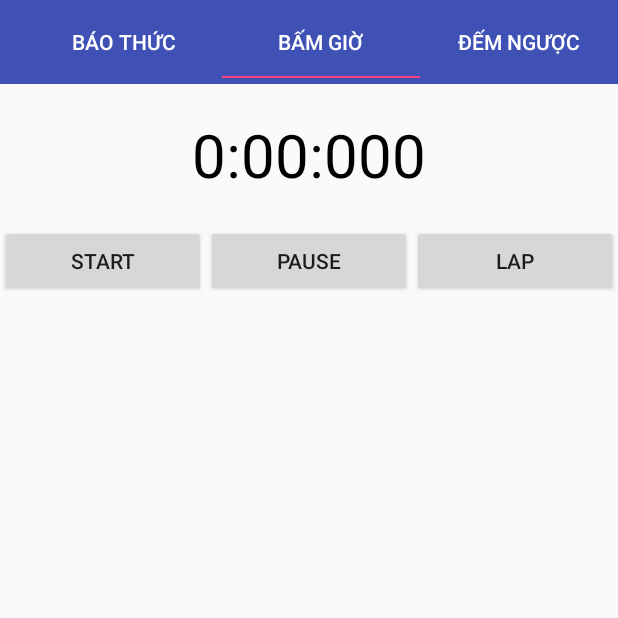
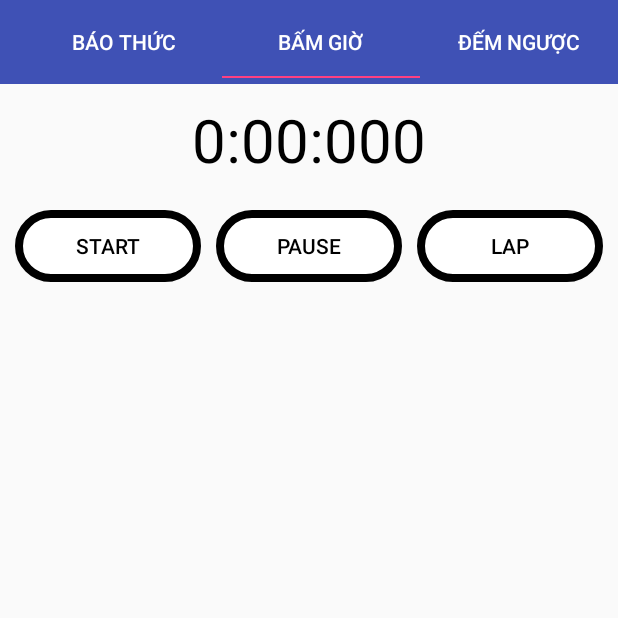
Before and after one commit to tesha3213/appalarm, an Android app: the screen it shows after launch (MainActivity), tab 2 chosen, on a phone screen of 412 x 824 dp, the top half of it. Run offline under Robolectric (Android 15) with nearby library versions, the light colour scheme and no system bars.

Commit message:
fix layout stopwatch

```diff
--- a/app/src/main/java/com/example/dande/alarm/StopwatchFragment.java
+++ b/app/src/main/java/com/example/dande/alarm/StopwatchFragment.java
@@ -42,6 +42,7 @@ public class StopwatchFragment extends MyFragment{
     @Override
     public View onCreateView(LayoutInflater inflater, @Nullable ViewGroup container, @Nullable Bundle savedInstanceState) {
         View view = inflater.inflate(R.layout.activity_stopwatch_fragment, null);
+        final int[] number = {1};
 
         btnStart = (Button) view.findViewById(R.id.btnStart);
         btnPause = (Button) view.findViewById(R.id.btnPause);
@@ -74,6 +75,8 @@ public class StopwatchFragment extends MyFragment{
                 View addView = inflater.inflate(R.layout.row,null);
                 TextView txtValue = (TextView)addView.findViewById(R.id.txtContent);
                 txtValue.setText(txtTimer.getText());
+                TextView txtNumber = (TextView)addView.findViewById(R.id.txtValue);
+                txtNumber.setText(String.valueOf(number[0]++));
                 finalContainer.addView(addView);
             }
         });
--- /dev/null
+++ b/app/src/main/res/drawable/round_button.xml
@@ -0,0 +1,10 @@
+<?xml version="1.0" encoding="utf-8"?>
+<shape xmlns:android="http://schemas.android.com/apk/res/android"
+    android:shape="rectangle">
+    <stroke android:color="#000000" android:width="5dp" />
+    <solid android:color="#FFFFFF" />
+    <corners android:bottomRightRadius="100dp"
+        android:bottomLeftRadius="100dp"
+        android:topRightRadius="100dp"
+        android:topLeftRadius="100dp"/>
+</shape>
--- a/app/src/main/res/layout/activity_stopwatch_fragment.xml
+++ b/app/src/main/res/layout/activity_stopwatch_fragment.xml
@@ -11,9 +11,9 @@
         android:id="@+id/timerValue"
         android:layout_width="wrap_content"
         android:layout_height="wrap_content"
+        android:layout_marginTop="10dp"
+        android:layout_marginBottom="20dp"
         android:layout_gravity="center_horizontal"
-        android:layout_margin="20dp"
-        android:layout_marginBottom="20dp"
         android:text="0:00:000"
         android:textColor="#000000"
         android:textSize="40sp" />
@@ -28,6 +28,9 @@
             android:layout_width="0dp"
             android:layout_height="wrap_content"
             android:layout_weight="1"
+            android:layout_marginLeft="10dp"
+            android:background="@drawable/round_button"
+            android:textColor="#000000"
             android:text="Start" />
 
         <Button
@@ -35,6 +38,10 @@
             android:layout_width="0dp"
             android:layout_height="wrap_content"
             android:layout_weight="1"
+            android:layout_marginLeft="10dp"
+            android:layout_marginRight="10dp"
+            android:background="@drawable/round_button"
+            android:textColor="#000000"
             android:text="Pause" />
 
         <Button
@@ -42,11 +49,15 @@
             android:layout_width="0dp"
             android:layout_height="wrap_content"
             android:layout_weight="1"
+            android:layout_marginRight="10dp"
+            android:background="@drawable/round_button"
+            android:textColor="#000000"
             android:text="Lap" />
 
     </LinearLayout>
 
     <LinearLayout
+        android:id="@+id/listTime"
         android:layout_width="match_parent"
         android:layout_height="wrap_content">
         <ScrollView
@@ -59,4 +70,6 @@
                 android:layout_height="wrap_content"></LinearLayout>
         </ScrollView>
     </LinearLayout>
+
+
 </LinearLayout>
```
Also changed, not shown: app/src/main/res/layout/row.xml (+29 -7 lines).
